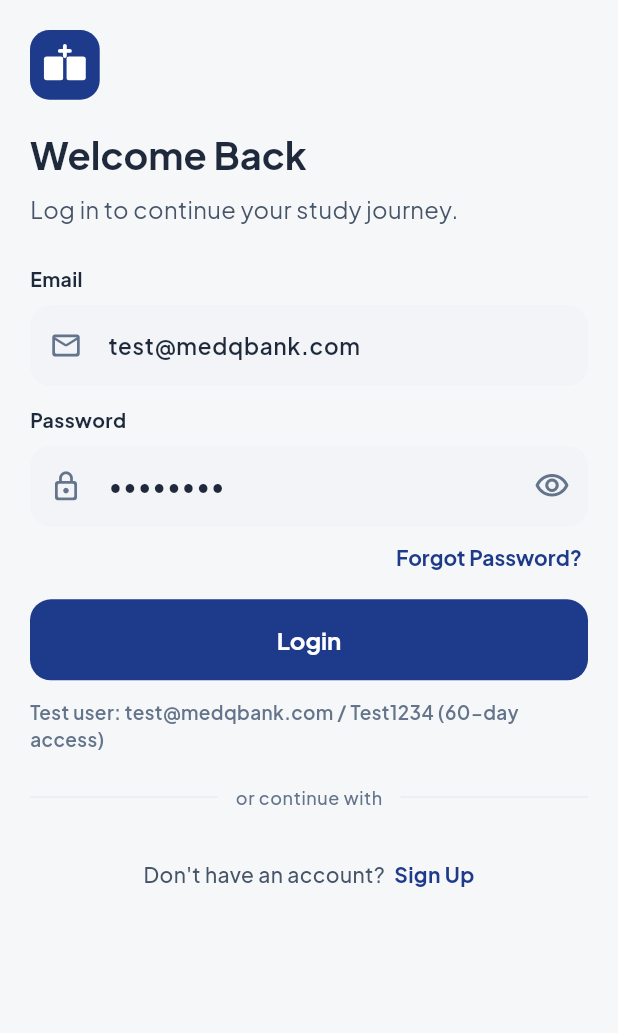
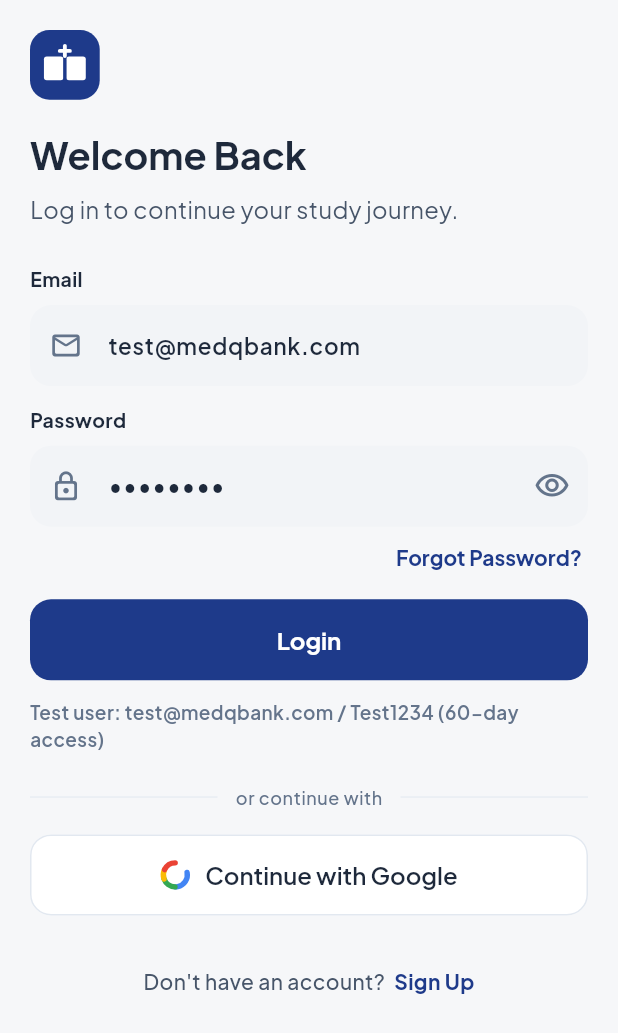
Before and after one commit to Abdullah-jamil548/MEDQBANK, a Flutter app: the LoginPage screen opened by its route, on a phone screen of 412 x 824 dp. Shown: the top 1033 px of the screen. Run offline on Flutter 3.47's test engine with Material 3 defaults, Android fonts, the phone set to English and light mode, and no system bars; our stand-ins replace dio, google_fonts, shared_preferences; missing offline and left inert: pdfrx; accounts and stored records are empty.

Commit message:
Show Continue with Google on the login screen.
Co-authored-by: Cursor <cursoragent@cursor.com>

```diff
--- a/lib/features/auth/presentation/pages/login_page.dart
+++ b/lib/features/auth/presentation/pages/login_page.dart
@@ -8,6 +8,7 @@ import '../../../../core/responsive/responsive_body.dart';
 import '../../../../core/theme/app_colors.dart';
 import '../../../../core/widgets/app_text_field.dart';
 import '../../../../core/widgets/auth_switch_line.dart';
+import '../../../../core/widgets/google_sign_in_button.dart';
 import '../../../../core/widgets/or_divider.dart';
 import '../../../../core/widgets/page_header.dart';
 import '../../../../core/widgets/primary_button.dart';
@@ -103,6 +104,12 @@ class LoginPage extends StatelessWidget {
             ),
             SizedBox(height: rs.scale(20)),
             const OrDivider(),
+            SizedBox(height: rs.scale(16)),
+            GoogleSignInButton(
+              onPressed: () {
+                auth.completeGoogleAuth(isSignup: false);
+              },
+            ),
             SizedBox(height: rs.scale(28)),
             AuthSwitchLine(
               prompt: AppStrings.dontHaveAccount,
```
